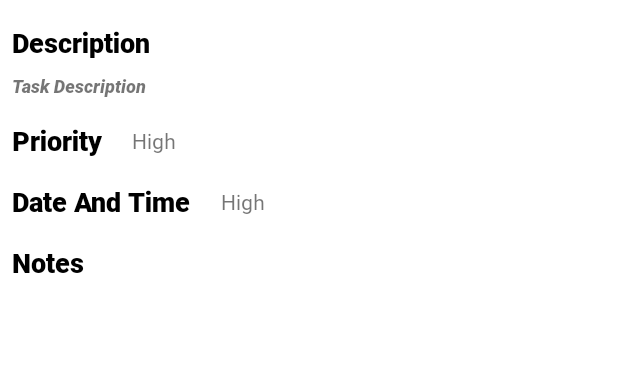
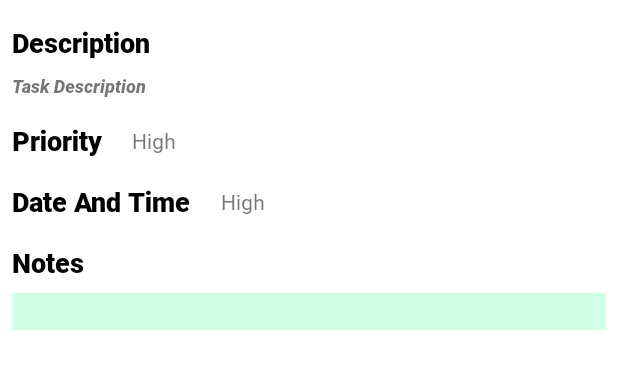
Before and after one commit to manojkumar0408/TaskManagement, an Android app: the layout layout_detail.xml on its own in the app's theme, with its tools: preview values and no code run, on a phone screen of 412 x 824 dp. Shown: the top 369 px of the screen. Run offline under Robolectric (Android 15) with nearby library versions, the phone set to English and light mode, and no system bars.

Commit message:
notes added

```diff
--- a/app/src/main/AndroidManifest.xml
+++ b/app/src/main/AndroidManifest.xml
@@ -47,6 +47,11 @@
             android:label="@string/title_activity_login"
             android:theme="@style/Theme.TimeSync." />
         <activity
+            android:name=".EditTaskActivity"
+            android:exported="false"
+            android:label="@string/title_activity_edit"
+            android:theme="@style/Theme.TimeSync." />
+        <activity
             android:name=".TasksMainActivity"
             android:exported="true">
             <intent-filter>
--- a/app/src/main/java/com/example/timesync/EditTaskActivity.kt
+++ b/app/src/main/java/com/example/timesync/EditTaskActivity.kt
@@ -40,8 +40,8 @@ class EditTaskActivity : AppCompatActivity() {
         supportActionBar?.setDisplayHomeAsUpEnabled(true);
         supportActionBar?.setDisplayShowHomeEnabled(true);
         // Get support action bar
-        appBar = supportActionBar!!
-        appBar.title="Edit Task"
+//        appBar = supportActionBar!!
+//        appBar.title="Edit Task"
 
         taskId = intent.getLongExtra("taskId", -1L)
         if (taskId == -1L) {
--- a/app/src/main/java/com/example/timesync/TimeSyncDatabase.kt
+++ b/app/src/main/java/com/example/timesync/TimeSyncDatabase.kt
@@ -9,7 +9,7 @@ import com.example.timesync.db.CategoryDao
 import com.example.timesync.db.Task
 import com.example.timesync.db.TaskDao
 
-@Database(entities = [Category::class, Task::class], version = 2, exportSchema = false)
+@Database(entities = [Category::class, Task::class], version = 3, exportSchema = false)
 abstract class TimeSyncDatabase : RoomDatabase() {
     abstract fun categoryDao(): CategoryDao
     abstract fun taskDao(): TaskDao
--- a/app/src/main/java/com/example/timesync/db/Task.kt
+++ b/app/src/main/java/com/example/timesync/db/Task.kt
@@ -12,6 +12,7 @@ data class Task(
     var priority: String?,
     var status: String,
     var dueDate: Long,
-    var category: String
+    var category: String,
+    var notes: String = ""
 ) {
 }
--- a/app/src/main/java/com/example/timesync/db/TaskDao.kt
+++ b/app/src/main/java/com/example/timesync/db/TaskDao.kt
@@ -53,4 +53,6 @@ interface TaskDao {
     @Query("SELECT * FROM task_table WHERE priority = :priority")
     fun getTasksByPriority(priority: String?): LiveData<List<Task?>?>?
 
+    @Query("SELECT * FROM TASK_TABLE WHERE id = :id")
+    fun getTaskByIdSync(id: Long): Task?
 }
--- a/app/src/main/res/layout/activity_task_detail.xml
+++ b/app/src/main/res/layout/activity_task_detail.xml
@@ -35,7 +35,7 @@
                 android:layout_height="?attr/actionBarSize"
                 app:layout_collapseMode="pin"
                 app:popupTheme="@style/Theme.TimeSync.PopupOverlay"
-                app:title="@string/app_name" />
+                 />
 
         </com.google.android.material.appbar.CollapsingToolbarLayout>
 
--- a/app/src/main/res/layout/layout_detail.xml
+++ b/app/src/main/res/layout/layout_detail.xml
@@ -1,6 +1,7 @@
 <?xml version="1.0" encoding="utf-8"?>
 <androidx.constraintlayout.widget.ConstraintLayout xmlns:android="http://schemas.android.com/apk/res/android"
     xmlns:app="http://schemas.android.com/apk/res-auto"
+    xmlns:tools="http://schemas.android.com/tools"
     android:layout_width="match_parent"
     android:layout_height="match_parent"
     app:layout_behavior="@string/appbar_scrolling_view_behavior">
@@ -91,13 +92,18 @@
                 app:layout_constraintStart_toStartOf="parent"
                 app:layout_constraintTop_toBottomOf="@id/text_date_time" />
 
-            <TextView
+            <EditText
                 android:id="@+id/notes_text"
                 android:layout_width="match_parent"
-                android:layout_height="300dp"
+                android:layout_height="wrap_content"
                 android:layout_margin="@dimen/margin_size_8"
+                android:layout_marginLeft="15dp"
+                android:layout_marginRight="15dp"
+                android:background="@color/bg_grey"
+                android:backgroundTint="@color/light_green"
                 app:layout_constraintStart_toStartOf="@id/notes_heading"
-                app:layout_constraintTop_toBottomOf="@id/notes_heading" />
+                app:layout_constraintTop_toBottomOf="@id/notes_heading"
+                tools:visibility="visible" />
 
         </androidx.constraintlayout.widget.ConstraintLayout>
 
```
Also changed, not shown: app/src/main/java/com/example/timesync/TaskDetailActivity.kt (+57 -10 lines), app/src/main/java/com/example/timesync/adapters/TaskListAdapter.kt (+6 -1 lines), app/src/main/java/com/example/timesync/db/TaskRepository.java (+10 -1 lines), app/src/main/java/com/example/timesync/ui/home/TaskDetailViewModel.kt (added, +28 -0 lines), app/src/main/java/com/example/timesync/ui/home/TaskListFragment.kt (+7 -0 lines).
